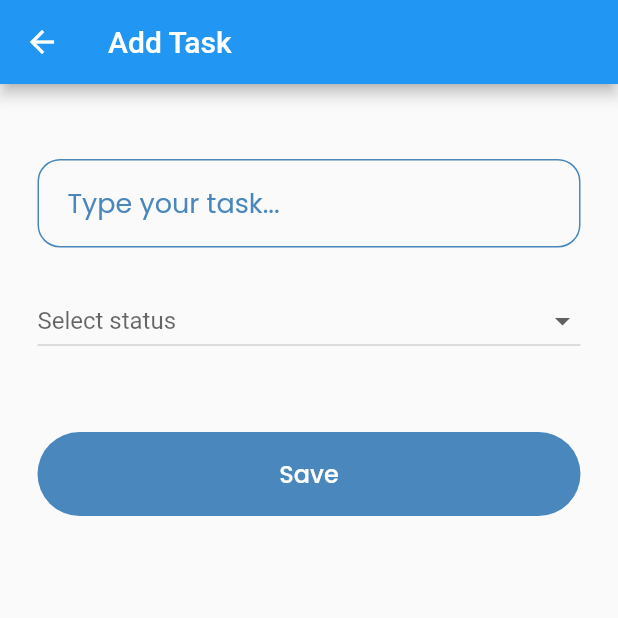
After one commit to dmgcoding/task_app_with_bloc_yt, a Flutter app: the screen it shows after launch, after a tap on the "edit" icon, on a phone screen of 412 x 824 dp, the top half of it. The commit adds this screen. Run offline on Flutter 3.47's test engine with Material 2 defaults, Android fonts, the phone set to English and light mode, and no system bars; our stand-ins replace get_it, google_fonts.

Commit message:
feat: ui done

```diff
--- a/lib/global/widgets/primary_btn.dart
+++ b/lib/global/widgets/primary_btn.dart
@@ -5,15 +5,19 @@ import 'package:task_app/global/typography/typography.dart';
 class PrimaryBtn extends StatelessWidget {
   const PrimaryBtn({
     required this.text,
+    required this.ontap,
     super.key,
   });
 
   final String text;
+  final Function ontap;
 
   @override
   Widget build(BuildContext context) {
     return GestureDetector(
-      onTap: () {},
+      onTap: () {
+        ontap();
+      },
       child: Container(
         width: MediaQuery.sizeOf(context).width * 0.85,
         padding: const EdgeInsets.symmetric(horizontal: 12, vertical: 16),
--- /dev/null
+++ b/lib/pages/add_task/views/add_task.dart
@@ -0,0 +1,40 @@
+import 'package:flutter/material.dart';
+import 'package:task_app/global/widgets/primary_btn.dart';
+
+import 'task_form_field.dart';
+
+class AddTaskPage extends StatelessWidget {
+  const AddTaskPage({super.key});
+
+  @override
+  Widget build(BuildContext context) {
+    return const _AddTask();
+  }
+}
+
+class _AddTask extends StatelessWidget {
+  const _AddTask({super.key});
+
+  @override
+  Widget build(BuildContext context) {
+    return Scaffold(
+      appBar: AppBar(
+        title: const Text('Add Task'),
+      ),
+      body: Padding(
+        padding: const EdgeInsets.symmetric(horizontal: 25),
+        child: ListView(
+          children: [
+            const SizedBox(height: 50),
+            const TaskInputField(),
+            const SizedBox(height: 25),
+            PrimaryBtn(
+              text: 'Add Task',
+              ontap: () {},
+            ),
+          ],
+        ),
+      ),
+    );
+  }
+}
--- /dev/null
+++ b/lib/pages/add_task/views/task_form_field.dart
@@ -0,0 +1,47 @@
+import 'package:flutter/material.dart';
+import 'package:task_app/global/constants/app_colors.dart';
+import 'package:task_app/global/typography/typography.dart';
+
+class TaskInputField extends StatelessWidget {
+  const TaskInputField({
+    super.key,
+  });
+
+  @override
+  Widget build(BuildContext context) {
+    return TextFormField(
+      decoration: InputDecoration(
+          contentPadding:
+              const EdgeInsets.symmetric(horizontal: 20, vertical: 16),
+          hintStyle: AppTypoGraphy.getTextStyle(
+            color: AppColors.blue,
+            fontSize: 18,
+          ),
+          hintText: 'Type your task...',
+          border: OutlineInputBorder(
+            borderRadius: BorderRadius.circular(15),
+            borderSide: const BorderSide(
+              color: AppColors.blue,
+            ),
+          ),
+          enabledBorder: OutlineInputBorder(
+            borderRadius: BorderRadius.circular(15),
+            borderSide: const BorderSide(
+              color: AppColors.blue,
+            ),
+          ),
+          errorBorder: OutlineInputBorder(
+            borderRadius: BorderRadius.circular(15),
+            borderSide: const BorderSide(
+              color: AppColors.blue,
+            ),
+          ),
+          focusedBorder: OutlineInputBorder(
+            borderRadius: BorderRadius.circular(15),
+            borderSide: const BorderSide(
+              color: AppColors.blue,
+            ),
+          )),
+    );
+  }
+}
--- /dev/null
+++ b/lib/pages/edit_task/views/edit_task.dart
@@ -0,0 +1,55 @@
+import 'package:flutter/material.dart';
+import 'package:task_app/global/widgets/primary_btn.dart';
+
+import 'task_form_field.dart';
+
+class EditTaskPage extends StatelessWidget {
+  const EditTaskPage({super.key});
+
+  @override
+  Widget build(BuildContext context) {
+    return const _AddTask();
+  }
+}
+
+class _AddTask extends StatelessWidget {
+  const _AddTask({super.key});
+
+  @override
+  Widget build(BuildContext context) {
+    return Scaffold(
+      appBar: AppBar(
+        title: const Text('Add Task'),
+      ),
+      body: Padding(
+        padding: const EdgeInsets.symmetric(horizontal: 25),
+        child: ListView(
+          children: [
+            const SizedBox(height: 50),
+            const TaskInputField(),
+            const SizedBox(height: 25),
+            _buildStatusDropdown(),
+            const SizedBox(height: 50),
+            PrimaryBtn(
+              text: 'Save',
+              ontap: () {},
+            ),
+          ],
+        ),
+      ),
+    );
+  }
+
+  DropdownButton<String> _buildStatusDropdown() {
+    return DropdownButton<String>(
+      isExpanded: true,
+      value: null,
+      hint: const Text("Select status"),
+      items: ["waiting", "in progress", "completed"]
+          .map((String e) =>
+              DropdownMenuItem<String>(value: e, child: Text(e.toString())))
+          .toList(),
+      onChanged: (String? val) {},
+    );
+  }
+}
--- /dev/null
+++ b/lib/pages/edit_task/views/task_form_field.dart
@@ -0,0 +1,47 @@
+import 'package:flutter/material.dart';
+import 'package:task_app/global/constants/app_colors.dart';
+import 'package:task_app/global/typography/typography.dart';
+
+class TaskInputField extends StatelessWidget {
+  const TaskInputField({
+    super.key,
+  });
+
+  @override
+  Widget build(BuildContext context) {
+    return TextFormField(
+      decoration: InputDecoration(
+          contentPadding:
+              const EdgeInsets.symmetric(horizontal: 20, vertical: 16),
+          hintStyle: AppTypoGraphy.getTextStyle(
+            color: AppColors.blue,
+            fontSize: 18,
+          ),
+          hintText: 'Type your task...',
+          border: OutlineInputBorder(
+            borderRadius: BorderRadius.circular(15),
+            borderSide: const BorderSide(
+              color: AppColors.blue,
+            ),
+          ),
+          enabledBorder: OutlineInputBorder(
+            borderRadius: BorderRadius.circular(15),
+            borderSide: const BorderSide(
+              color: AppColors.blue,
+            ),
+          ),
+          errorBorder: OutlineInputBorder(
+            borderRadius: BorderRadius.circular(15),
+            borderSide: const BorderSide(
+              color: AppColors.blue,
+            ),
+          ),
+          focusedBorder: OutlineInputBorder(
+            borderRadius: BorderRadius.circular(15),
+            borderSide: const BorderSide(
+              color: AppColors.blue,
+            ),
+          )),
+    );
+  }
+}
--- /dev/null
+++ b/lib/pages/home/views/all_tasks_widget.dart
@@ -0,0 +1,24 @@
+import 'package:flutter/material.dart';
+
+import 'task_card.dart';
+
+class AllTasksWidget extends StatelessWidget {
+  const AllTasksWidget({
+    super.key,
+  });
+
+  @override
+  Widget build(BuildContext context) {
+    return const Column(
+      crossAxisAlignment: CrossAxisAlignment.start,
+      children: [
+        TaskCard(),
+        TaskCard(),
+        TaskCard(),
+        TaskCard(),
+        TaskCard(),
+        TaskCard(),
+      ],
+    );
+  }
+}
--- a/lib/pages/home/views/home.dart
+++ b/lib/pages/home/views/home.dart
@@ -1,4 +1,10 @@
 import 'package:flutter/material.dart';
+import 'package:task_app/global/constants/app_colors.dart';
+import 'package:task_app/global/typography/typography.dart';
+import 'package:task_app/pages/add_task/views/add_task.dart';
+
+import 'all_tasks_widget.dart';
+import 'home_stats.dart';
 
 class HomePage extends StatelessWidget {
   const HomePage({super.key});
@@ -20,14 +26,53 @@ class _Home extends StatelessWidget {
         child: ListView(
           children: [
             const SizedBox(height: 20),
-            Row(
+            _buildTopRow(context),
+            const SizedBox(height: 20),
+            const HomeStats(),
+            const SizedBox(height: 30),
+            _buildAllTasksTitle(),
+            const SizedBox(height: 20),
+            const AllTasksWidget(),
+            const SizedBox(height: 20),
+          ],
+        ),
+      ),
+    );
+  }
+
+  Align _buildAllTasksTitle() {
+    return Align(
+      child: Text(
+        "All Tasks",
+        style: AppTypoGraphy.getTextStyle(
+          color: AppColors.black,
+          weight: FontWeight.bold,
+        ),
+      ),
+    );
+  }
+
+  Row _buildTopRow(BuildContext context) {
+    return Row(
       mainAxisAlignment: MainAxisAlignment.spaceBetween,
       children: [
         IconButton(
-                  onPressed: () {},
+          onPressed: () => Navigator.push(
+            context,
+            MaterialPageRoute(
+              builder: (cxt) => const AddTaskPage(),
+            ),
+          ),
           icon: const Icon(
             Icons.add,
             size: 30,
+          ),
+        ),
+        Text(
+          "Tasks",
+          style: AppTypoGraphy.getTextStyle(
+            color: AppColors.black,
+            weight: FontWeight.bold,
           ),
         ),
         IconButton(
@@ -38,10 +83,6 @@ class _Home extends StatelessWidget {
           ),
         ),
       ],
-            ),
-          ],
-        ),
-      ),
     );
   }
 }
--- /dev/null
+++ b/lib/pages/home/views/home_stats.dart
@@ -0,0 +1,120 @@
+import 'package:flutter/material.dart';
+import 'package:task_app/global/constants/app_colors.dart';
+import 'package:task_app/global/typography/typography.dart';
+
+class HomeStats extends StatelessWidget {
+  const HomeStats({
+    super.key,
+  });
+
+  @override
+  Widget build(BuildContext context) {
+    return Column(
+      crossAxisAlignment: CrossAxisAlignment.center,
+      children: [
+        _buildDoneStats(),
+        const SizedBox(height: 15),
+        Row(
+          children: [
+            Expanded(child: _buildInProgressStat()),
+            const SizedBox(width: 15),
+            Expanded(child: _buildWatingStats()),
+          ],
+        ),
+      ],
+    );
+  }
+
+  Container _buildWatingStats() {
+    return Container(
+      padding: const EdgeInsets.symmetric(horizontal: 15, vertical: 15),
+      decoration: BoxDecoration(
+        borderRadius: BorderRadius.circular(30),
+        color: AppColors.yellow,
+      ),
+      child: Center(
+        child: Column(
+          mainAxisSize: MainAxisSize.min,
+          mainAxisAlignment: MainAxisAlignment.center,
+          children: [
+            Text(
+              "5",
+              style: AppTypoGraphy.getTextStyle(
+                color: AppColors.white,
+              ),
+            ),
+            Text(
+              "Waiting",
+              style: AppTypoGraphy.getTextStyle(
+                color: AppColors.white,
+                weight: FontWeight.bold,
+              ),
+            ),
+          ],
+        ),
+      ),
+    );
+  }
+
+  Container _buildInProgressStat() {
+    return Container(
+      padding: const EdgeInsets.symmetric(horizontal: 15, vertical: 15),
+      decoration: BoxDecoration(
+        borderRadius: BorderRadius.circular(30),
+        color: AppColors.red,
+      ),
+      child: Center(
+        child: Column(
+          mainAxisSize: MainAxisSize.min,
+          mainAxisAlignment: MainAxisAlignment.center,
+          children: [
+            Text(
+              "5",
+              style: AppTypoGraphy.getTextStyle(
+                color: AppColors.white,
+              ),
+            ),
+            Text(
+              "In progress",
+              style: AppTypoGraphy.getTextStyle(
+                color: AppColors.white,
+                weight: FontWeight.bold,
+              ),
+            ),
+          ],
+        ),
+      ),
+    );
+  }
+
+  Container _buildDoneStats() {
+    return Container(
+      padding: const EdgeInsets.symmetric(horizontal: 15, vertical: 15),
+      decoration: BoxDecoration(
+        borderRadius: BorderRadius.circular(30),
+        color: AppColors.blue,
+      ),
+      child: Center(
+        child: Column(
+          mainAxisSize: MainAxisSize.min,
+          mainAxisAlignment: MainAxisAlignment.center,
+          children: [
+            Text(
+              "14",
+              style: AppTypoGraphy.getTextStyle(
+                color: AppColors.white,
+              ),
+            ),
+            Text(
+              "Done",
+              style: AppTypoGraphy.getTextStyle(
+                color: AppColors.white,
+                weight: FontWeight.bold,
+              ),
+            ),
+          ],
+        ),
+      ),
+    );
+  }
+}
--- /dev/null
+++ b/lib/pages/home/views/task_card.dart
@@ -0,0 +1,65 @@
+import 'package:flutter/material.dart';
+import 'package:task_app/global/constants/app_colors.dart';
+import 'package:task_app/global/typography/typography.dart';
+import 'package:task_app/pages/edit_task/views/edit_task.dart';
+
+class TaskCard extends StatelessWidget {
+  const TaskCard({
+    super.key,
+  });
+
+  @override
+  Widget build(BuildContext context) {
+    return Container(
+      padding: const EdgeInsets.symmetric(horizontal: 10, vertical: 12),
+      margin: const EdgeInsets.only(bottom: 12),
+      decoration: BoxDecoration(
+        color: AppColors.white,
+        borderRadius: BorderRadius.circular(15),
+        border: Border.all(
+          color: AppColors.lightGrey.withOpacity(0.5),
+        ),
+      ),
+      child: Row(
+        children: [
+          IconButton(
+            onPressed: () {},
+            icon: const Icon(
+              Icons.done,
+              color: AppColors.blue,
+            ),
+          ),
+          Expanded(
+            child: Text(
+              "Learn flutter clean code",
+              style: AppTypoGraphy.getTextStyle(
+                color: AppColors.black,
+                weight: FontWeight.w400,
+              ),
+            ),
+          ),
+          // const SizedBox(width: 15),
+          IconButton(
+            onPressed: () => Navigator.push(
+              context,
+              MaterialPageRoute(
+                builder: (cxt) => const EditTaskPage(),
+              ),
+            ),
+            icon: const Icon(
+              Icons.edit,
+              color: AppColors.blue,
+            ),
+          ),
+          IconButton(
+            onPressed: () {},
+            icon: const Icon(
+              Icons.delete,
+              color: AppColors.red,
+            ),
+          ),
+        ],
+      ),
+    );
+  }
+}
--- a/lib/pages/signin/views/signin_page_body.dart
+++ b/lib/pages/signin/views/signin_page_body.dart
@@ -31,8 +31,9 @@ class SigninPageBody extends StatelessWidget {
             const SizedBox(height: 20),
             const PwdInputField(),
             const SizedBox(height: 40),
-            const PrimaryBtn(
+            PrimaryBtn(
               text: 'Log In',
+              ontap: () {},
             ),
             const SizedBox(height: 20),
             _buildSignupText(context),
--- a/lib/pages/signup/views/signup_page_body.dart
+++ b/lib/pages/signup/views/signup_page_body.dart
@@ -31,8 +31,9 @@ class SignupPageBody extends StatelessWidget {
             const SizedBox(height: 20),
             const PwdInputField(),
             const SizedBox(height: 40),
-            const PrimaryBtn(
+            PrimaryBtn(
               text: 'Sign Up',
+              ontap: () {},
             ),
             const SizedBox(height: 20),
             _buildSigninText(context),
--- a/lib/pages/splash/views/splash.dart
+++ b/lib/pages/splash/views/splash.dart
@@ -1,6 +1,5 @@
 import 'package:flutter/material.dart';
 import 'package:task_app/pages/home/views/home.dart';
-import 'package:task_app/pages/signin/views/signin.dart';
 
 class SplashPage extends StatelessWidget {
   const SplashPage({super.key});
```
Lines whose indentation alone changed are shown as unchanged.
